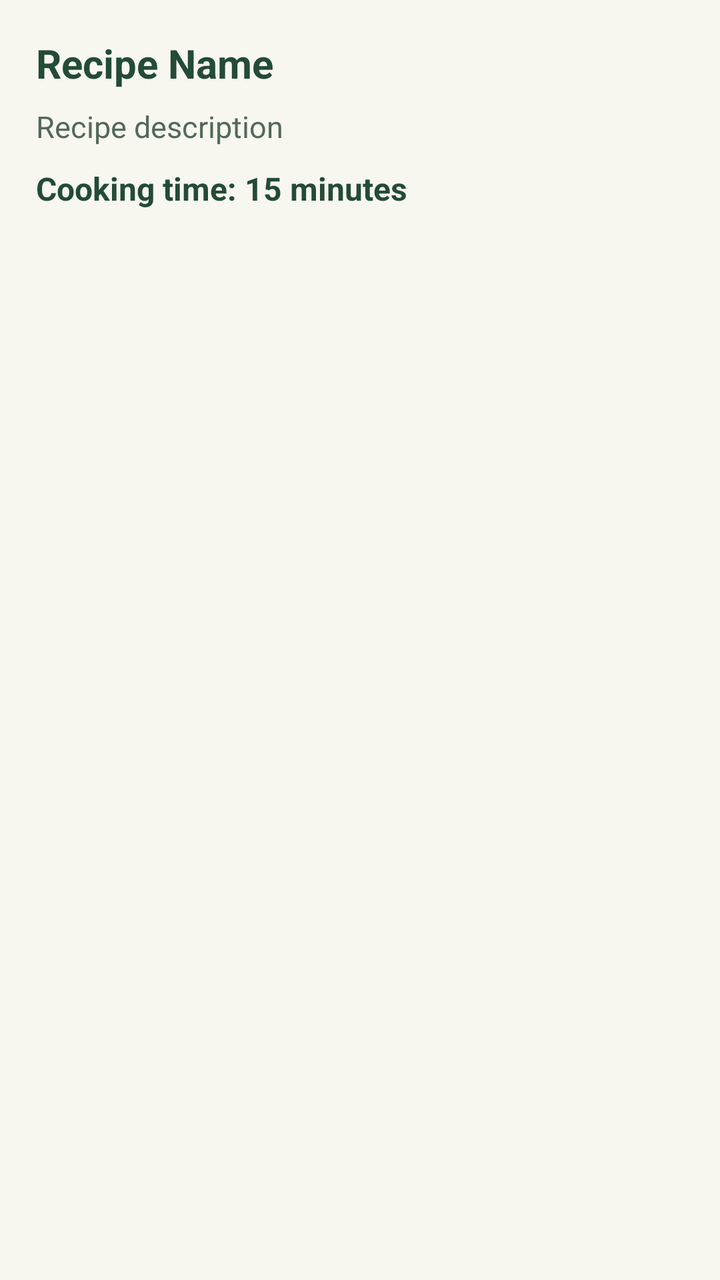
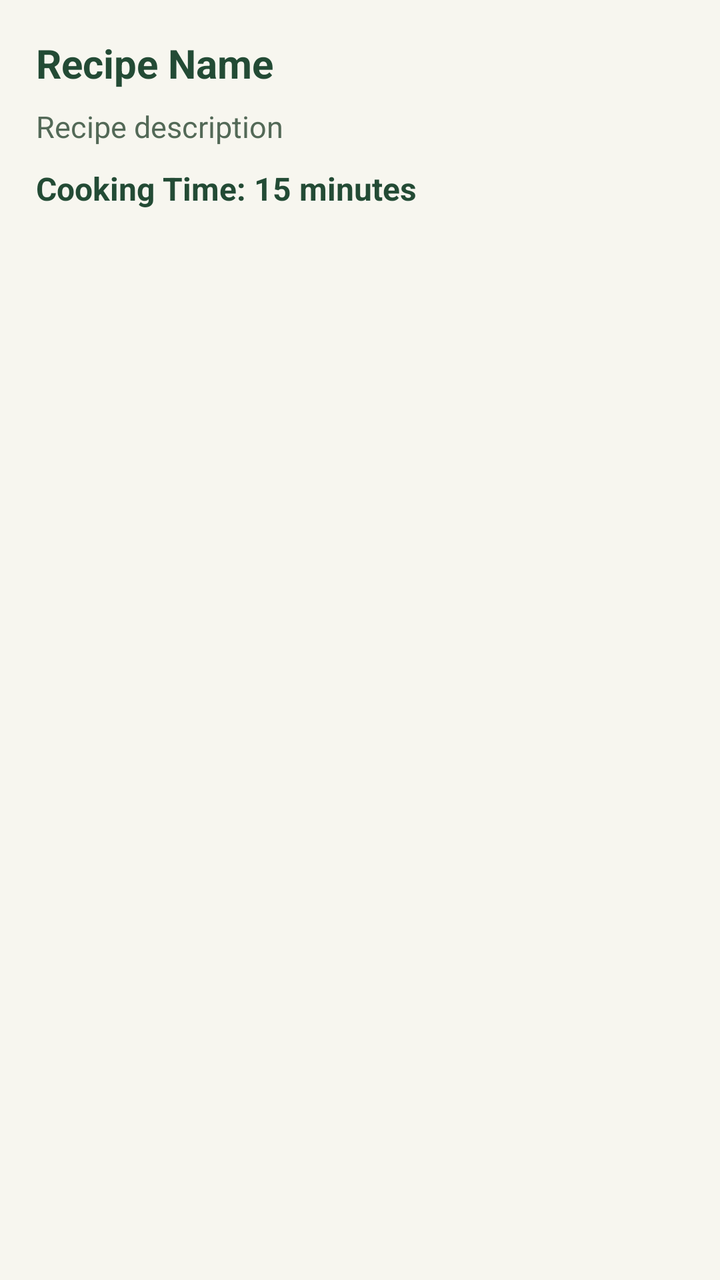

Before-and-after screenshots of an Android layout around one commit, followed by the original layout XML and the change that was made.
<!-- AndroidManifest.xml: application theme Theme.SmartPantryManager -->
<!-- res/layout/item_recipe.xml -->
<?xml version="1.0" encoding="utf-8"?>
<LinearLayout
    xmlns:android="http://schemas.android.com/apk/res/android"
    android:layout_width="match_parent"
    android:layout_height="wrap_content"
    android:orientation="vertical"
    android:padding="18dp"
    android:layout_marginBottom="12dp"
    android:background="#F7F6EF"
    android:elevation="3dp">

    <TextView
        android:id="@+id/textRecipeName"
        android:layout_width="match_parent"
        android:layout_height="wrap_content"
        android:text="Recipe Name"
        android:textSize="20sp"
        android:textStyle="bold"
        android:textColor="#234B35"
        android:paddingBottom="6dp" />

    <TextView
        android:id="@+id/textRecipeDescription"
        android:layout_width="match_parent"
        android:layout_height="wrap_content"
        android:text="Recipe description"
        android:textSize="15sp"
        android:textColor="#536957"
        android:paddingTop="2dp" />

    <TextView
        android:id="@+id/textRecipeTime"
        android:layout_width="wrap_content"
        android:layout_height="wrap_content"
        android:text="Cooking time: 15 minutes"
        android:textStyle="bold"
        android:textSize="16sp"
        android:textColor="#234B35"
        android:backgroundTint="#FFFFFF"
        android:paddingTop="10dp" />

</LinearLayout>
<!-- resources referenced by this layout -->
<resources>
  <style name="Theme.SmartPantryManager" parent="Base.Theme.SmartPantryManager" />
  <style name="Base.Theme.SmartPantryManager" parent="Theme.Material3.DayNight.NoActionBar">
          
          
      </style>
</resources>

<!-- the commit's change to res/layout/item_recipe.xml (unified diff, before → after) -->
@@ -9,6 +9,7 @@
     android:background="#F7F6EF"
     android:elevation="3dp">
 
+    
     <TextView
         android:id="@+id/textRecipeName"
         android:layout_width="match_parent"
@@ -19,6 +20,7 @@
         android:textColor="#234B35"
         android:paddingBottom="6dp" />
 
+    
     <TextView
         android:id="@+id/textRecipeDescription"
         android:layout_width="match_parent"
@@ -28,11 +30,12 @@
         android:textColor="#536957"
         android:paddingTop="2dp" />
 
+    
     <TextView
         android:id="@+id/textRecipeTime"
         android:layout_width="wrap_content"
         android:layout_height="wrap_content"
-        android:text="Cooking time: 15 minutes"
+        android:text="Cooking Time: 15 minutes"
         android:textStyle="bold"
         android:textSize="16sp"
         android:textColor="#234B35"
